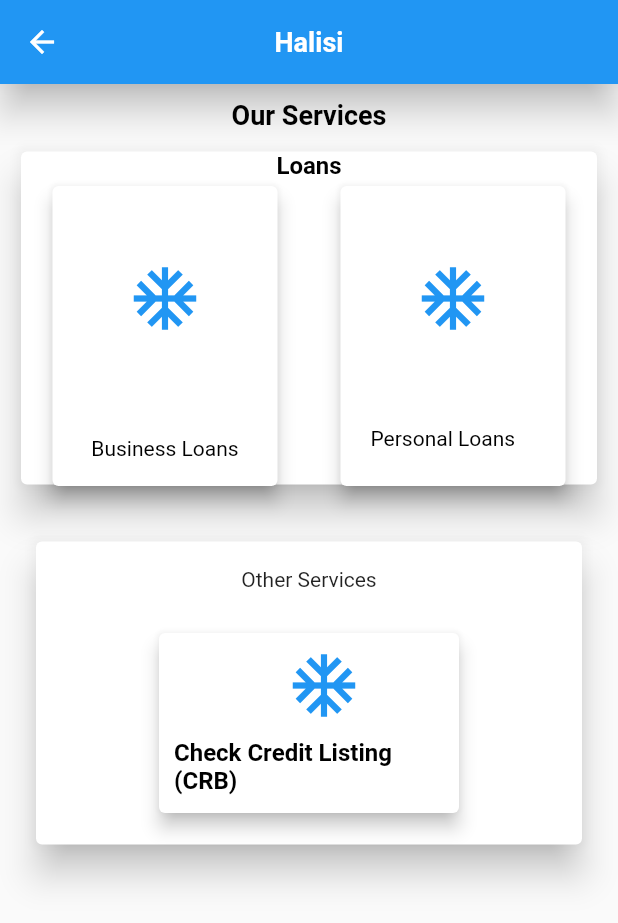
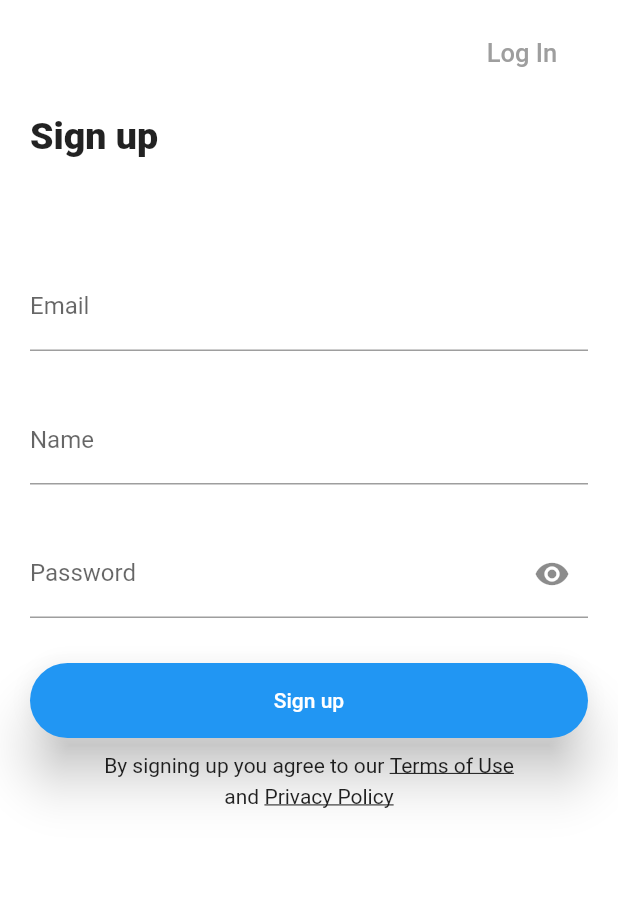
Before and after one commit to Abdi-Adan/Halisi, a Flutter app: the screen it shows after launch, after a tap on "Get Started", on a phone screen of 412 x 824 dp. Shown: the top 923 px of the screen. Run offline on Flutter 3.47's test engine with Material 2 defaults, Android fonts, the phone set to English and light mode, and no system bars.

```diff
--- a/lib/BusDuration.dart
+++ b/lib/Bus/BusDuration.dart
@@ -1,5 +1,5 @@
 import 'package:flutter/material.dart';
-import 'package:halisi/BusTerms.dart';
+import 'package:halisi/Bus/BusTerms.dart';
 
 class BusDuration extends StatefulWidget {
   @override
--- a/lib/Home.dart
+++ b/lib/Home.dart
@@ -1,6 +1,6 @@
 import 'package:flutter/material.dart';
-import 'package:halisi/BusAmount.dart';
-import 'package:halisi/PerAmount.dart';
+import 'package:halisi/Bus/BusAmount.dart';
+import 'package:halisi/Per/PerAmount.dart';
 
 class MyHomePage extends StatefulWidget {
   @override
--- /dev/null
+++ b/lib/Services/SignInPage.dart
@@ -0,0 +1,152 @@
+import 'package:flutter/material.dart';
+import 'package:halisi/Home.dart';
+import 'package:halisi/Services/LoginPage.dart';
+
+class SignUp extends StatefulWidget {
+  @override
+  _SignUpState createState() => _SignUpState();
+}
+
+class _SignUpState extends State<SignUp> {
+  bool eye = true;
+
+  void _toggle() {
+    setState(() {
+      eye = !eye;
+    });
+  }
+
+  @override
+  Widget build(BuildContext context) {
+    return Scaffold(
+      backgroundColor: Colors.white,
+      resizeToAvoidBottomPadding: true,
+      appBar: AppBar(
+        backgroundColor: Colors.transparent,
+        elevation: 0.0,
+        actions: <Widget>[
+          new Padding(
+            padding: const EdgeInsets.fromLTRB(0, 15, 20, 0),
+            child: new FlatButton(
+              child: new Text(
+                "Log In",
+                style: new TextStyle(color: Colors.grey, fontSize: 17),
+              ),
+              onPressed: () {
+                Navigator.push(
+                  context,
+                  MaterialPageRoute(builder: (context) => LoginPage()),
+                );
+              },
+              highlightColor: Colors.red,
+              shape: StadiumBorder(),
+            ),
+          ),
+        ],
+      ),
+      body: SingleChildScrollView(
+        child: Container(
+          padding: const EdgeInsets.fromLTRB(20, 20, 20, 0),
+          child: new Column(
+            crossAxisAlignment: CrossAxisAlignment.stretch,
+            children: <Widget>[
+              new Text(
+                "Sign up",
+                style: new TextStyle(fontSize: 25, fontWeight: FontWeight.w800),
+              ),
+              new SizedBox(
+                height: 70,
+              ),
+              new TextField(
+                keyboardType: TextInputType.emailAddress,
+                autocorrect: false,
+                decoration: InputDecoration(
+                  hintText: "Enter Email",
+                  labelText: "Email",
+                ),
+              ),
+              new SizedBox(
+                height: 30,
+              ),
+              new TextField(
+                keyboardType: TextInputType.text,
+                autocorrect: false,
+                decoration: new InputDecoration(
+                  // hintText: "Email",
+                  labelText: "Name",
+                ),
+              ),
+              new SizedBox(
+                height: 30,
+              ),
+              new TextField(
+                keyboardType: TextInputType.text,
+                autocorrect: false,
+                decoration: new InputDecoration(
+                  labelText: "Password",
+                  suffixIcon: new GestureDetector(
+                    child: new Icon(
+                      Icons.remove_red_eye,
+                    ),
+                    onTap: _toggle,
+                  ),
+                ),
+                obscureText: eye,
+              ),
+              new SizedBox(
+                height: 30,
+              ),
+              new SizedBox(
+                height: 50,
+                child: new RaisedButton(
+                  child: new Text("Sign up",
+                      style: new TextStyle(color: Colors.white)),
+                  color: Colors.blue,
+                  elevation: 15.0,
+                  shape: StadiumBorder(),
+                  splashColor: Colors.redAccent,
+                  onPressed: () {
+                    Navigator.push(
+                        context,
+                        MaterialPageRoute(
+                            builder: (BuildContext context) => MyHomePage()));
+                  },
+                ),
+              ),
+              SizedBox(
+                height: 10,
+              ),
+              Row(
+                mainAxisAlignment: MainAxisAlignment.center,
+                children: <Widget>[
+                  new Text("By signing up you agree to our "),
+                  new GestureDetector(
+                      child: Text("Terms of Use",
+                          style: TextStyle(
+                            decoration: TextDecoration.underline,
+                          )),
+                      onTap: () {})
+                ],
+              ),
+              new SizedBox(
+                height: 5,
+              ),
+              new Row(
+                mainAxisAlignment: MainAxisAlignment.center,
+                children: <Widget>[
+                  new Text("and "),
+                  new GestureDetector(
+                      child: Text("Privacy Policy",
+                          style: TextStyle(
+                            decoration: TextDecoration.underline,
+                          )),
+                      onTap: () {}),
+                ],
+              ),
+            ],
+          ),
+        ),
+      ),
+    );
+  }
+}
--- a/lib/SplashScreen.dart
+++ b/lib/SplashScreen.dart
@@ -1,5 +1,5 @@
 import 'package:flutter/material.dart';
-import 'package:halisi/Home.dart';
+import 'package:halisi/Services/SignInPage.dart';
 
 class SplashPage extends StatefulWidget {
   @override
@@ -50,7 +50,7 @@ class _SplashPageState extends State<SplashPage> {
                    Navigator.push(
                           context,
                           MaterialPageRoute(
-                              builder: (BuildContext context) => MyHomePage()));
+                              builder: (BuildContext context) => SignUp()));
                   },
                   child: Text(
                     "Get Started",
--- a/lib/main.dart
+++ b/lib/main.dart
@@ -1,6 +1,5 @@
 import 'package:flutter/material.dart';
 import 'package:halisi/SplashScreen.dart';
-
 
 void main() => runApp(MyApp());
 
@@ -10,9 +9,8 @@ class MyApp extends StatelessWidget {
     return MaterialApp(
       debugShowCheckedModeBanner: false,
       title: 'Halisi',
-      theme: ThemeData(
-        primarySwatch: Colors.blue,
-      ),
+      theme:
+          ThemeData(primarySwatch: Colors.blue, accentColor: Colors.blueAccent),
       home: SplashPage(),
     );
   }
--- a/lib/success.dart
+++ b/lib/success.dart
@@ -36,6 +36,7 @@ class _SucessState extends State<Sucess> {
               ),
               RaisedButton(
                 color: Colors.blue,
+                child: Text('OK', style: TextStyle(color: Colors.white),),
                 elevation: 10,
                 onPressed: () {
                   Navigator.push(
```
Also changed, not shown: lib/Bus/BusAmount.dart (renamed from lib/PerAmount.dart, +6 -6 lines), lib/CRB/Metropol.dart (added, +24 -0 lines), lib/CRB/TransUnion.dart (added, +24 -0 lines), lib/CRB/check.dart (added, +58 -0 lines), lib/Per/PerAmount.dart (renamed from lib/PerDuration.dart, +12 -8 lines), lib/Per/PerDuration.dart (renamed from lib/BusAmount.dart, +7 -11 lines), lib/Services/Auth.dart (added, +111 -0 lines), lib/Services/LoginPage.dart (added, +110 -0 lines), lib/models/user.dart (added, +7 -0 lines), pubspec.yaml (+3 -6 lines), lib/Bus/BusTerms.dart (renamed from lib/BusTerms.dart), lib/Per/PerTerms.dart (renamed from lib/PerTerms.dart), pubspec.lock, 3 other files.
